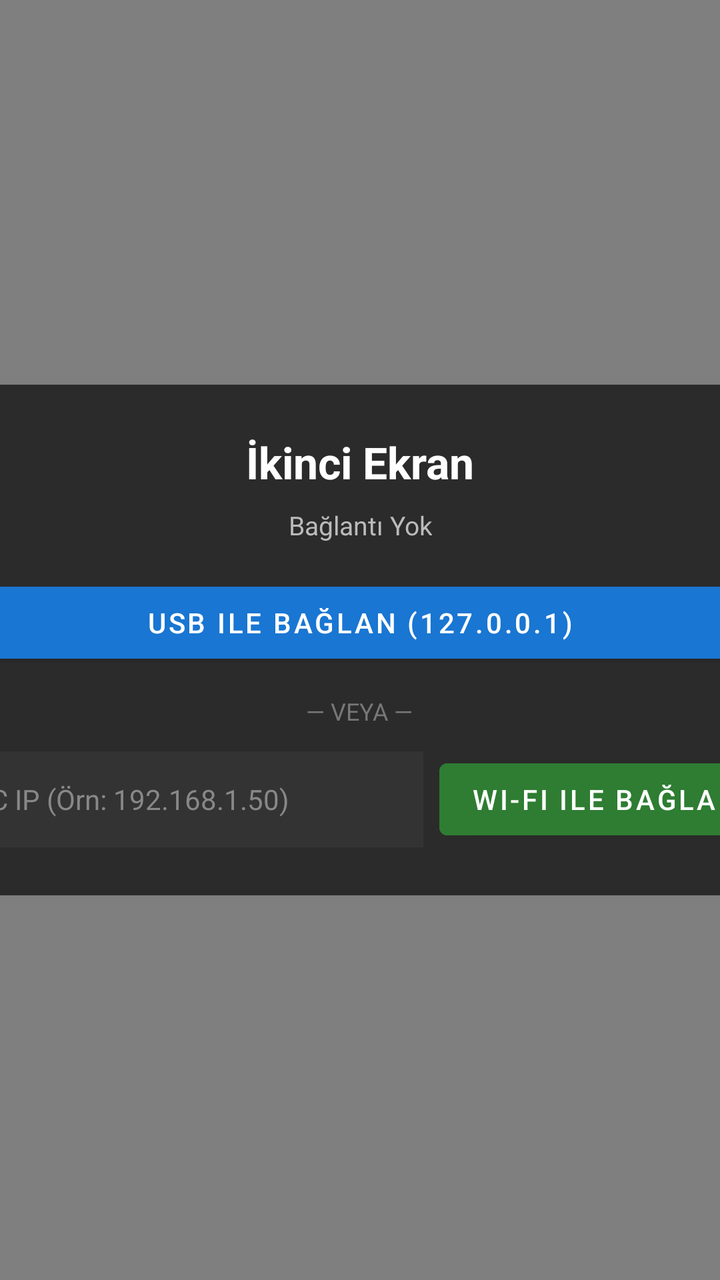
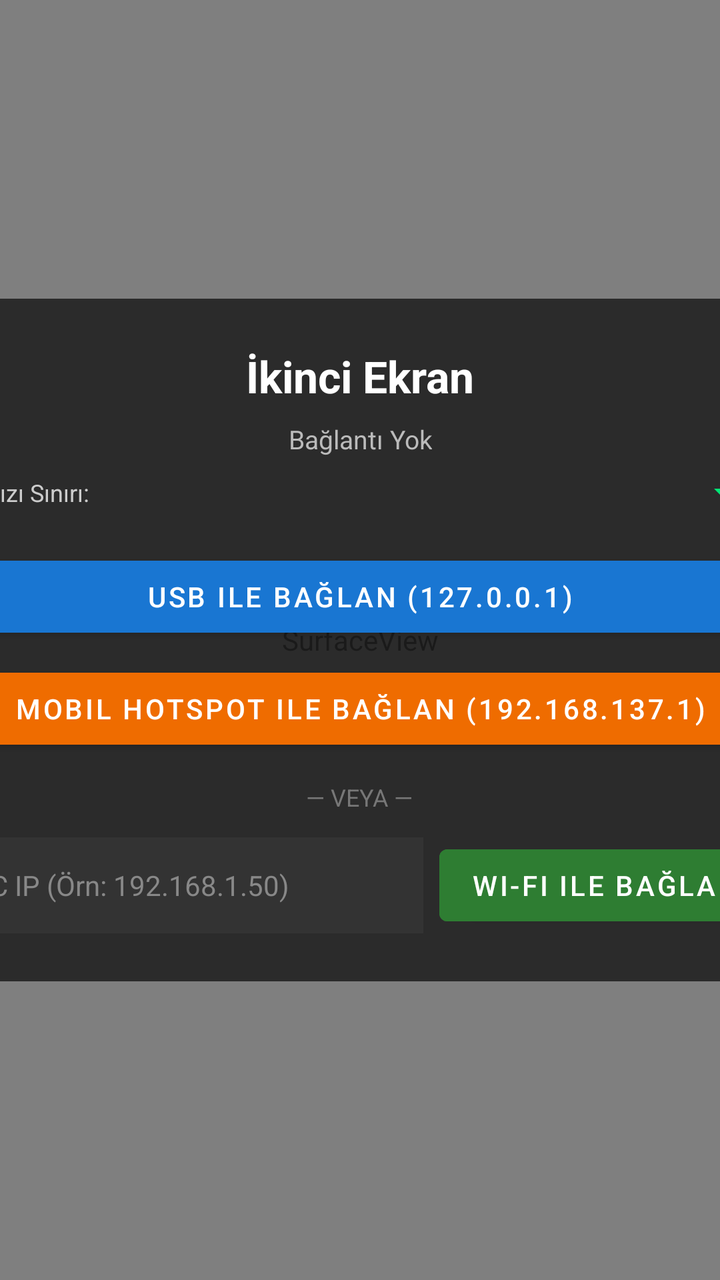

Compare the two renders of this Android layout. The source of the first and the diff that turns it into the second are given below.
<!-- AndroidManifest.xml: application theme Theme.SecondScreenClient -->
<!-- res/layout/activity_main.xml -->
<?xml version="1.0" encoding="utf-8"?>
<FrameLayout xmlns:android="http://schemas.android.com/apk/res/android"
    android:layout_width="match_parent"
    android:layout_height="match_parent"
    android:background="@color/black">

    <SurfaceView
        android:id="@+id/videoSurface"
        android:layout_width="match_parent"
        android:layout_height="match_parent"
        android:layout_gravity="center" />

    
    <ScrollView
        android:id="@+id/controlOverlay"
        android:layout_width="460dp"
        android:layout_height="wrap_content"
        android:layout_gravity="center"
        android:background="#DD1E1E1E"
        android:fillViewport="true">

        <LinearLayout
            android:layout_width="match_parent"
            android:layout_height="wrap_content"
            android:orientation="vertical"
            android:padding="24dp">

            <TextView
                android:id="@+id/txtTitle"
                android:layout_width="wrap_content"
                android:layout_height="wrap_content"
                android:layout_gravity="center_horizontal"
                android:text="@string/app_name"
                android:textColor="@color/white"
                android:textSize="22sp"
                android:textStyle="bold" />

            <TextView
                android:id="@+id/txtStatus"
                android:layout_width="wrap_content"
                android:layout_height="wrap_content"
                android:layout_gravity="center_horizontal"
                android:layout_marginTop="8dp"
                android:text="@string/status_disconnected"
                android:textAlignment="center"
                android:textColor="#BBBBBB"
                android:textSize="13sp" />

            
            <TextView
                android:id="@+id/txtWarning"
                android:layout_width="match_parent"
                android:layout_height="wrap_content"
                android:layout_marginTop="10dp"
                android:background="#44FF9800"
                android:padding="10dp"
                android:text=""
                android:textColor="#FFCC80"
                android:textSize="12sp"
                android:textStyle="bold"
                android:visibility="gone" />

            
            <Button
                android:id="@+id/btnConnectUsb"
                android:layout_width="match_parent"
                android:layout_height="wrap_content"
                android:layout_marginTop="16dp"
                android:backgroundTint="@color/primary"
                android:text="@string/btn_connect_usb"
                android:textColor="@color/white" />

            
            <TextView
                android:layout_width="wrap_content"
                android:layout_height="wrap_content"
                android:layout_gravity="center_horizontal"
                android:layout_marginTop="12dp"
                android:layout_marginBottom="12dp"
                android:text="@string/header_or"
                android:textColor="#777777"
                android:textSize="12sp" />

            
            <LinearLayout
                android:layout_width="match_parent"
                android:layout_height="wrap_content"
                android:orientation="horizontal">

                <EditText
                    android:id="@+id/inputIpAddress"
                    android:layout_width="0dp"
                    android:layout_height="48dp"
                    android:layout_weight="1"
                    android:background="#333333"
                    android:digits="0123456789."
                    android:hint="@string/hint_ip_address"
                    android:inputType="number|numberDecimal"
                    android:paddingStart="12dp"
                    android:paddingEnd="12dp"
                    android:textColor="@color/white"
                    android:textColorHint="#888888"
                    android:textSize="14sp" />

                <Button
                    android:id="@+id/btnConnectWifi"
                    android:layout_width="wrap_content"
                    android:layout_height="48dp"
                    android:layout_marginStart="8dp"
                    android:backgroundTint="#2E7D32"
                    android:text="@string/btn_connect_wifi"
                    android:textColor="@color/white" />

            </LinearLayout>

            
            <LinearLayout
                android:id="@+id/discoveredSection"
                android:layout_width="match_parent"
                android:layout_height="wrap_content"
                android:layout_marginTop="16dp"
                android:orientation="vertical"
                android:visibility="gone">

                <TextView
                    android:layout_width="wrap_content"
                    android:layout_height="wrap_content"
                    android:text="@string/header_discovered_pcs"
                    android:textColor="#00E676"
                    android:textSize="12sp"
                    android:textStyle="bold" />

                <LinearLayout
                    android:id="@+id/discoveredContainer"
                    android:layout_width="match_parent"
                    android:layout_height="wrap_content"
                    android:layout_marginTop="6dp"
                    android:orientation="vertical" />

            </LinearLayout>

            
            <Button
                android:id="@+id/btnCancel"
                android:layout_width="match_parent"
                android:layout_height="wrap_content"
                android:layout_marginTop="12dp"
                android:backgroundTint="#424242"
                android:text="@string/btn_cancel"
                android:textColor="@color/white"
                android:visibility="gone" />

        </LinearLayout>
    </ScrollView>

    
    <TextView
        android:id="@+id/txtBanner"
        android:layout_width="wrap_content"
        android:layout_height="wrap_content"
        android:layout_gravity="top|center_horizontal"
        android:layout_marginTop="8dp"
        android:background="#88000000"
        android:paddingStart="12dp"
        android:paddingTop="4dp"
        android:paddingEnd="12dp"
        android:paddingBottom="4dp"
        android:text=""
        android:textColor="@color/white"
        android:textSize="12sp"
        android:visibility="gone" />

    
    <LinearLayout
        android:id="@+id/hudOverlay"
        android:layout_width="wrap_content"
        android:layout_height="wrap_content"
        android:layout_gravity="top|end"
        android:layout_margin="12dp"
        android:background="#B0101010"
        android:elevation="6dp"
        android:orientation="vertical"
        android:paddingStart="12dp"
        android:paddingTop="8dp"
        android:paddingEnd="12dp"
        android:paddingBottom="8dp"
        android:visibility="gone">

        <TextView
            android:id="@+id/txtHudHeader"
            android:layout_width="wrap_content"
            android:layout_height="wrap_content"
            android:fontFamily="monospace"
            android:text="HUD [Gecikme &amp; FPS]"
            android:textColor="#AAAAAA"
            android:textSize="10sp"
            android:textStyle="bold" />

        <TextView
            android:id="@+id/txtHudFpsBitrate"
            android:layout_width="wrap_content"
            android:layout_height="wrap_content"
            android:layout_marginTop="2dp"
            android:fontFamily="monospace"
            android:text="FPS: -- | Bitrate: -- Mbps"
            android:textColor="#00E676"
            android:textSize="12sp"
            android:textStyle="bold" />

        <TextView
            android:id="@+id/txtHudEncode"
            android:layout_width="wrap_content"
            android:layout_height="wrap_content"
            android:fontFamily="monospace"
            android:text="Encode: -- ms (Cap: -- ms)"
            android:textColor="#FFFFFF"
            android:textSize="11sp" />

        <TextView
            android:id="@+id/txtHudNetwork"
            android:layout_width="wrap_content"
            android:layout_height="wrap_content"
            android:fontFamily="monospace"
            android:text="Ağ (RTT/2): -- ms"
            android:textColor="#29B6F6"
            android:textSize="11sp" />

        <TextView
            android:id="@+id/txtHudDecode"
            android:layout_width="wrap_content"
            android:layout_height="wrap_content"
            android:fontFamily="monospace"
            android:text="Decode: -- ms"
            android:textColor="#FFCA28"
            android:textSize="11sp" />

        <View
            android:layout_width="match_parent"
            android:layout_height="1dp"
            android:layout_marginTop="4dp"
            android:layout_marginBottom="4dp"
            android:background="#44FFFFFF" />

        <TextView
            android:id="@+id/txtHudTotal"
            android:layout_width="wrap_content"
            android:layout_height="wrap_content"
            android:fontFamily="monospace"
            android:text="Pipeline: -- ms"
            android:textColor="#FF80AB"
            android:textSize="12sp"
            android:textStyle="bold" />

    </LinearLayout>

</FrameLayout>
<!-- resources referenced by this layout -->
<resources>
  <color name="black">#FF000000</color>
  <color name="primary">#FF1976D2</color>
  <color name="white">#FFFFFFFF</color>
  <string name="app_name">İkinci Ekran</string>
  <string name="btn_cancel">İptal</string>
  <string name="btn_connect_usb">USB ile Bağlan (127.0.0.1)</string>
  <string name="btn_connect_wifi">Wi-Fi ile Bağlan</string>
  <string name="header_discovered_pcs">Ağda Keşfedilen Bilgisayarlar:</string>
  <string name="header_or">— VEYA —</string>
  <string name="hint_ip_address">PC IP (Örn: 192.168.1.50)</string>
  <string name="status_disconnected">Bağlantı Yok</string>
  <style name="Theme.SecondScreenClient" parent="Theme.MaterialComponents.DayNight.NoActionBar">
          <item name="android:windowBackground">@color/surface_bg</item>
          <item name="android:statusBarColor">@color/black</item>
          <item name="android:navigationBarColor">@color/black</item>
      </style>
  <color name="surface_bg">#FF121212</color>
</resources>

<!-- the commit's change to res/layout/activity_main.xml (unified diff, before → after) -->
@@ -61,6 +61,29 @@
                 android:visibility="gone" />
 
             
+            <LinearLayout
+                android:layout_width="match_parent"
+                android:layout_height="wrap_content"
+                android:layout_marginTop="6dp"
+                android:gravity="center_vertical"
+                android:orientation="horizontal">
+
+                <TextView
+                    android:layout_width="0dp"
+                    android:layout_height="wrap_content"
+                    android:layout_weight="1"
+                    android:text="Bit Hızı Sınırı:"
+                    android:textColor="#CCCCCC"
+                    android:textSize="12sp" />
+
+                <Spinner
+                    android:id="@+id/spinnerBitrate"
+                    android:layout_width="wrap_content"
+                    android:layout_height="wrap_content"
+                    android:backgroundTint="#00E676" />
+            </LinearLayout>
+
+            
             <Button
                 android:id="@+id/btnConnectUsb"
                 android:layout_width="match_parent"
@@ -68,6 +91,16 @@
                 android:layout_marginTop="16dp"
                 android:backgroundTint="@color/primary"
                 android:text="@string/btn_connect_usb"
+                android:textColor="@color/white" />
+
+            
+            <Button
+                android:id="@+id/btnConnectHotspot"
+                android:layout_width="match_parent"
+                android:layout_height="wrap_content"
+                android:layout_marginTop="8dp"
+                android:backgroundTint="#EF6C00"
+                android:text="@string/btn_connect_hotspot"
                 android:textColor="@color/white" />
 
             
@@ -177,8 +210,8 @@
         android:layout_height="wrap_content"
         android:layout_gravity="top|end"
         android:layout_margin="12dp"
-        android:background="#B0101010"
-        android:elevation="6dp"
+        android:background="#E0111111"
+        android:elevation="8dp"
         android:orientation="vertical"
         android:paddingStart="12dp"
         android:paddingTop="8dp"
@@ -191,7 +224,7 @@
             android:layout_width="wrap_content"
             android:layout_height="wrap_content"
             android:fontFamily="monospace"
-            android:text="HUD [Gecikme &amp; FPS]"
+            android:text="HUD [Gecikme &amp; Telemetri]"
             android:textColor="#AAAAAA"
             android:textSize="10sp"
             android:textStyle="bold" />
@@ -202,12 +235,21 @@
             android:layout_height="wrap_content"
             android:layout_marginTop="2dp"
             android:fontFamily="monospace"
-            android:text="FPS: -- | Bitrate: -- Mbps"
+            android:text="FPS: -- | Alınan: -- Mbps"
             android:textColor="#00E676"
             android:textSize="12sp"
             android:textStyle="bold" />
 
         <TextView
+            android:id="@+id/txtHudSentBitrate"
+            android:layout_width="wrap_content"
+            android:layout_height="wrap_content"
+            android:fontFamily="monospace"
+            android:text="Gönderilen: -- Mbps (0 pkt)"
+            android:textColor="#81C784"
+            android:textSize="11sp" />
+
+        <TextView
             android:id="@+id/txtHudEncode"
             android:layout_width="wrap_content"
             android:layout_height="wrap_content"
@@ -233,6 +275,17 @@
             android:text="Decode: -- ms"
             android:textColor="#FFCA28"
             android:textSize="11sp" />
+
+        <TextView
+            android:id="@+id/txtHudLoss"
+            android:layout_width="wrap_content"
+            android:layout_height="wrap_content"
+            android:layout_marginTop="2dp"
+            android:fontFamily="monospace"
+            android:text="Kayıp: 0 pkt | Atılan: 0 | IDR: 0"
+            android:textColor="#FF5252"
+            android:textSize="11sp"
+            android:textStyle="bold" />
 
         <View
             android:layout_width="match_parent"
@@ -246,7 +299,7 @@
             android:layout_width="wrap_content"
             android:layout_height="wrap_content"
             android:fontFamily="monospace"
-            android:text="Pipeline: -- ms"
+            android:text="Tahmini Gecikme: -- ms"
             android:textColor="#FF80AB"
             android:textSize="12sp"
             android:textStyle="bold" />
<!-- resource entries referenced after the edit -->
@@ -5,6 +5,7 @@
   <color name="white">#FFFFFFFF</color>
   <string name="app_name">İkinci Ekran</string>
   <string name="btn_cancel">İptal</string>
+  <string name="btn_connect_hotspot">Mobil Hotspot ile Bağlan (192.168.137.1)</string>
   <string name="btn_connect_usb">USB ile Bağlan (127.0.0.1)</string>
   <string name="btn_connect_wifi">Wi-Fi ile Bağlan</string>
   <string name="header_discovered_pcs">Ağda Keşfedilen Bilgisayarlar:</string>
